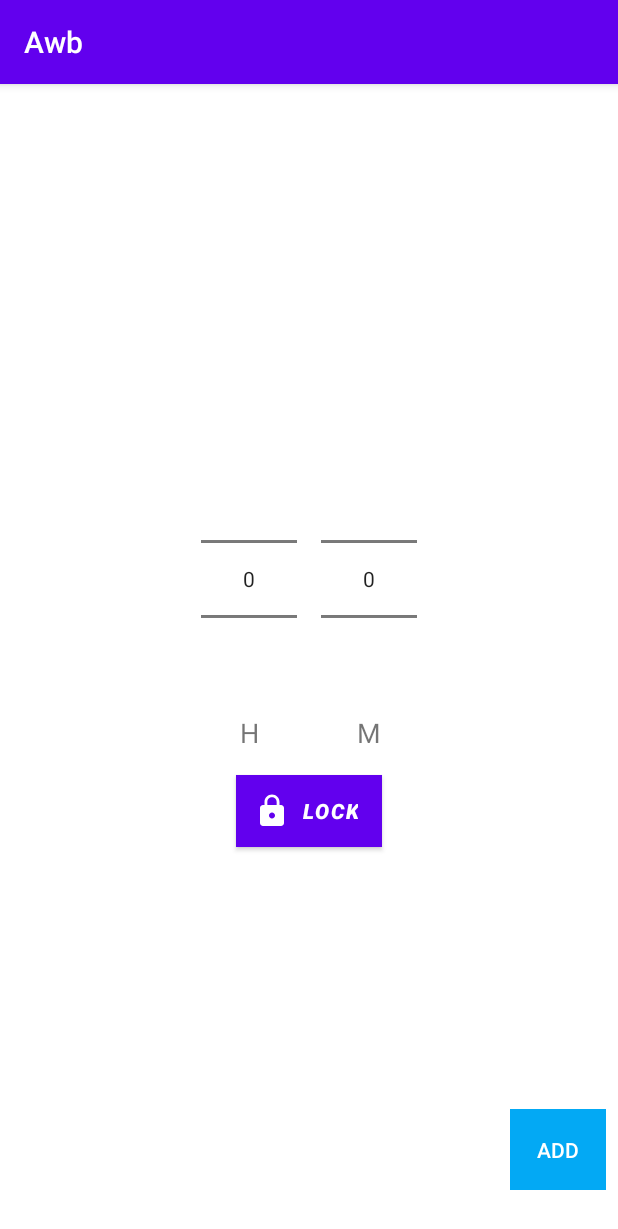
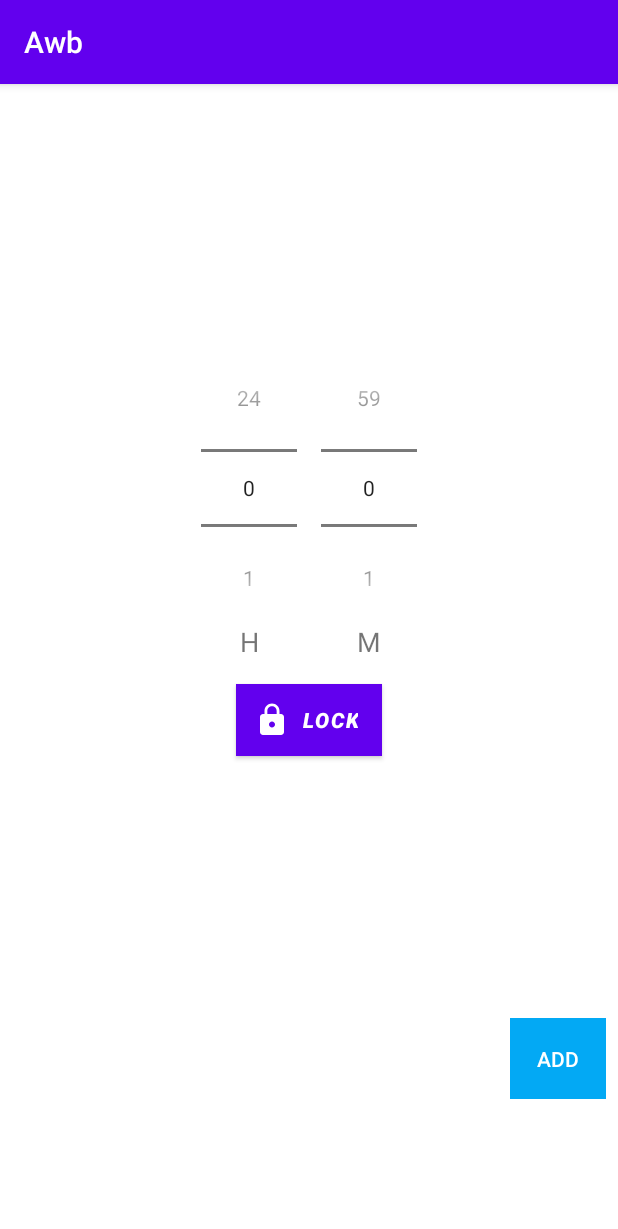
Before and after one commit to mohamed-sallam/awb-android, an Android app: the screen it shows after launch (MainActivity), on a phone screen of 412 x 824 dp. Shown: the top 1229 px of the screen. Run offline under Robolectric (Android 15) with nearby library versions, the phone set to English and light mode, and no system bars; our stand-ins replace Room's generated code, data binding.

Commit message:
frontend/feat/43/implement_homefragment: Add number pickers with duration

```diff
--- a/app/src/main/java/io/github/mohamed/sallam/awb/view/home/HomeFragment.java
+++ b/app/src/main/java/io/github/mohamed/sallam/awb/view/home/HomeFragment.java
@@ -6,6 +6,7 @@ import android.view.Menu;
 import android.view.MenuInflater;
 import android.view.View;
 import android.view.ViewGroup;
+import android.widget.NumberPicker;
 import android.widget.Toast;
 
 import androidx.annotation.NonNull;
@@ -24,6 +25,7 @@ public class HomeFragment extends Fragment implements AddGroupDialog.GroupNameDi
     private FragmentHomeBinding binding;
     private Device thisDevice;
     private HomeViewModel viewModel;
+    private long duration;
     /**
      * Initialize the contents of the Activity's standard options menu.
      *
@@ -43,8 +45,30 @@ public class HomeFragment extends Fragment implements AddGroupDialog.GroupNameDi
     public View onCreateView(@NonNull LayoutInflater inflater, ViewGroup container,
                              Bundle savedInstanceState) {
         // Inflate the layout for this fragment
-        binding = FragmentHomeBinding.inflate(Objects.requireNonNull(inflater), container, false);
+        binding = FragmentHomeBinding.inflate(Objects.requireNonNull(inflater),
+                container, false);
         viewModel = new HomeViewModel(requireActivity().getApplication());
+
+        binding.minutePicker.setMinValue(0);
+        binding.minutePicker.setMaxValue(59);
+        binding.minutePicker.setOnValueChangedListener(new NumberPicker.OnValueChangeListener() {
+            @Override
+            public void onValueChange(NumberPicker numberPicker, int oldValue, int newValue) {
+                duration -= (long) oldValue * 60_000;
+                duration += (long) newValue * 60_000;
+            }
+        });
+
+        binding.hourPicker.setMinValue(0);
+        binding.hourPicker.setMaxValue(24);
+        binding.hourPicker.setOnValueChangedListener(new NumberPicker.OnValueChangeListener() {
+            @Override
+            public void onValueChange(NumberPicker numberPicker, int oldValue, int newValue) {
+                duration -= (long) oldValue * 3_600_000;
+                duration += (long) newValue * 3_600_000;
+            }
+        });
+
         binding.addButton.setOnClickListener(new View.OnClickListener() {
             @Override
             public void onClick(View v) {
--- a/app/src/main/res/layout/fragment_home.xml
+++ b/app/src/main/res/layout/fragment_home.xml
@@ -12,8 +12,8 @@
     <androidx.constraintlayout.widget.ConstraintLayout
         android:layout_width="match_parent"
         android:layout_height="match_parent"
-        tools:context=".view.home.HomeFragment">
-
+        tools:context=".view.home.HomeFragment"
+        tools:ignore="ExtraText">
 
         <TextView
             android:id="@+id/minTextView"
@@ -21,12 +21,12 @@
             android:layout_height="wrap_content"
             android:text="@string/m"
             android:textSize="18sp"
-            app:layout_constraintEnd_toEndOf="@+id/hrPicker"
-            app:layout_constraintStart_toStartOf="@+id/hrPicker"
-            app:layout_constraintTop_toBottomOf="@+id/hrPicker" />
+            app:layout_constraintEnd_toEndOf="@+id/minutePicker"
+            app:layout_constraintStart_toStartOf="@+id/minutePicker"
+            app:layout_constraintTop_toBottomOf="@+id/minutePicker" />
 
         <NumberPicker
-            android:id="@+id/hrPicker"
+            android:id="@+id/minutePicker"
             android:layout_width="wrap_content"
             android:layout_height="wrap_content"
             android:layout_marginStart="8dp"
@@ -34,32 +34,32 @@
             app:layout_constraintBottom_toTopOf="@+id/recyclerView"
             app:layout_constraintEnd_toEndOf="@+id/addButton"
             app:layout_constraintHorizontal_bias="0.5"
-            app:layout_constraintStart_toEndOf="@+id/minPicker"
+            app:layout_constraintStart_toEndOf="@+id/hourPicker"
             app:layout_constraintTop_toTopOf="parent" />
 
+        <TextView
+            android:id="@+id/hourTextView"
+            android:layout_width="wrap_content"
+            android:layout_height="wrap_content"
+            android:text="@string/h"
+            android:textSize="18sp"
+            app:layout_constraintEnd_toEndOf="@+id/hourPicker"
+            app:layout_constraintStart_toStartOf="@+id/hourPicker"
+            app:layout_constraintTop_toBottomOf="@+id/hourPicker" />
+
         <NumberPicker
-            android:id="@+id/minPicker"
+            android:id="@+id/hourPicker"
             android:layout_width="wrap_content"
             android:layout_height="wrap_content"
             android:layout_marginEnd="8dp"
             android:gravity="center"
             app:layout_constraintBottom_toTopOf="@+id/minTextView"
-            app:layout_constraintEnd_toStartOf="@+id/hrPicker"
+            app:layout_constraintEnd_toStartOf="@+id/minutePicker"
             app:layout_constraintHorizontal_bias="0.5"
             app:layout_constraintHorizontal_chainStyle="packed"
             app:layout_constraintStart_toStartOf="@+id/recyclerView"
-            app:layout_constraintTop_toTopOf="@+id/hrPicker"
+            app:layout_constraintTop_toTopOf="@+id/minutePicker"
             app:layout_constraintVertical_bias="0.0" />
-
-        <TextView
-            android:id="@+id/hrTextView"
-            android:layout_width="wrap_content"
-            android:layout_height="wrap_content"
-            android:text="@string/h"
-            android:textSize="18sp"
-            app:layout_constraintEnd_toEndOf="@+id/minPicker"
-            app:layout_constraintStart_toStartOf="@+id/minPicker"
-            app:layout_constraintTop_toBottomOf="@+id/minPicker" />
 
         <Button
             android:id="@+id/lock"
@@ -73,8 +73,8 @@
             android:textStyle="bold|italic"
             app:icon="@drawable/ic_lock"
             app:layout_constraintBottom_toTopOf="@+id/recyclerView"
-            app:layout_constraintEnd_toEndOf="@+id/hrPicker"
-            app:layout_constraintStart_toStartOf="@+id/minPicker"
+            app:layout_constraintEnd_toEndOf="@+id/minutePicker"
+            app:layout_constraintStart_toStartOf="@+id/hourPicker"
             app:layout_constraintTop_toBottomOf="@+id/minTextView"
             app:layout_constraintVertical_bias="0.0"
             tools:ignore="MissingConstraints" />
@@ -98,12 +98,12 @@
 
         <androidx.recyclerview.widget.RecyclerView
             android:id="@+id/recyclerView"
-            android:layout_width="0dp"
-            android:layout_height="100dp"
             android:layout_marginStart="8dp"
             android:layout_marginEnd="8dp"
             android:layout_marginBottom="8dp"
             android:orientation="horizontal"
+            android:layout_width="323dp"
+            android:layout_height="221dp"
             app:layoutManager="androidx.recyclerview.widget.LinearLayoutManager"
             app:layout_constraintBottom_toBottomOf="parent"
             app:layout_constraintEnd_toStartOf="@+id/addButton"
```
